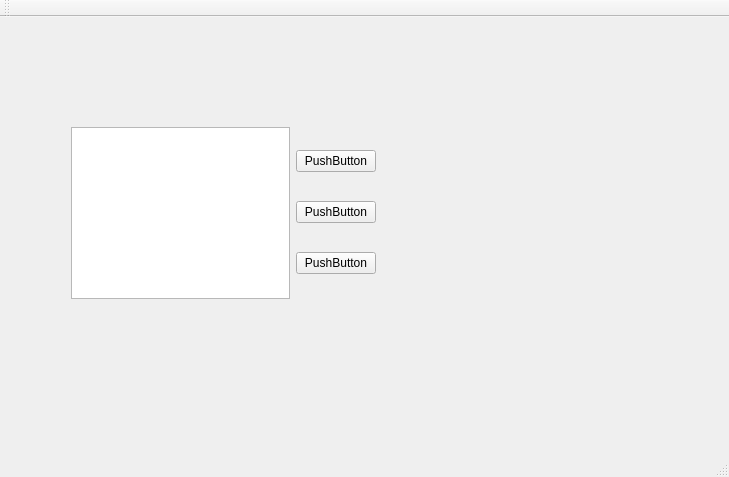
Old version of the form mainwindow.ui in the repository DSV08/QtTableChart.
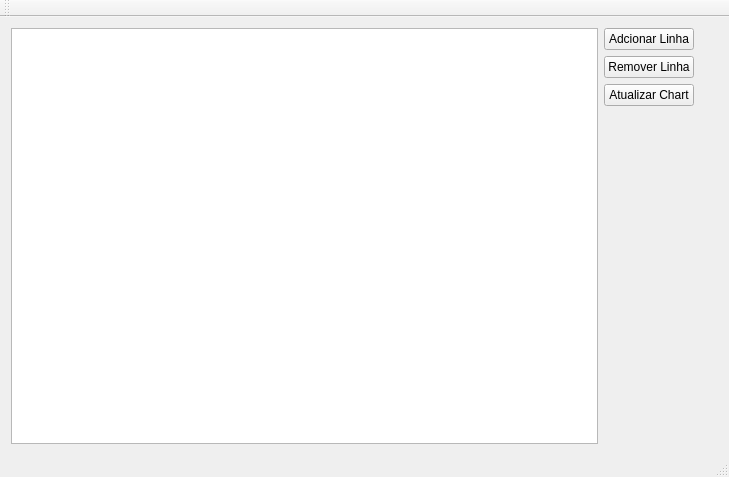
New version of the form.

Patch:
```diff
--- a/mainwindow.ui
+++ b/mainwindow.ui
@@ -14,45 +14,49 @@
    <string>MainWindow</string>
   </property>
   <widget class="QWidget" name="centralWidget">
-   <widget class="QWidget" name="">
-    <property name="geometry">
-     <rect>
-      <x>60</x>
-      <y>99</y>
-      <width>351</width>
-      <height>194</height>
-     </rect>
-    </property>
-    <layout class="QHBoxLayout" name="horizontalLayout">
-     <item>
+   <layout class="QGridLayout" name="gridLayout_2">
+    <item row="0" column="0">
       <widget class="QTableView" name="tableView"/>
      </item>
-     <item>
-      <layout class="QVBoxLayout" name="verticalLayout">
-       <item>
-        <widget class="QPushButton" name="pushButton">
+    <item row="0" column="1">
+     <layout class="QGridLayout" name="gridLayout">
+      <item row="1" column="0">
+       <widget class="QPushButton" name="pushButton_removeLinha">
          <property name="text">
-          <string>PushButton</string>
+         <string>Remover Linha</string>
          </property>
         </widget>
        </item>
-       <item>
-        <widget class="QPushButton" name="pushButton_2">
+      <item row="0" column="0">
+       <widget class="QPushButton" name="pushButton_addLinha">
          <property name="text">
-          <string>PushButton</string>
+         <string>Adcionar Linha</string>
          </property>
         </widget>
        </item>
-       <item>
-        <widget class="QPushButton" name="pushButton_3">
+      <item row="2" column="0">
+       <widget class="QPushButton" name="pushButton_updateChart">
          <property name="text">
-          <string>PushButton</string>
+         <string>Atualizar Chart</string>
          </property>
         </widget>
        </item>
-      </layout>
-     </item>
-     <item>
+      <item row="3" column="0">
+       <spacer name="verticalSpacer">
+        <property name="orientation">
+         <enum>Qt::Vertical</enum>
+        </property>
+        <property name="sizeHint" stdset="0">
+         <size>
+          <width>20</width>
+          <height>40</height>
+         </size>
+        </property>
+       </spacer>
+      </item>
+     </layout>
+    </item>
+    <item row="0" column="2">
       <widget class="QWidget" name="widget" native="true">
        <property name="minimumSize">
         <size>
@@ -64,14 +68,13 @@
      </item>
     </layout>
    </widget>
-  </widget>
   <widget class="QMenuBar" name="menuBar">
    <property name="geometry">
     <rect>
      <x>0</x>
      <y>0</y>
      <width>729</width>
-     <height>21</height>
+     <height>18</height>
     </rect>
    </property>
   </widget>
```
Lines whose indentation alone changed are shown as unchanged.
